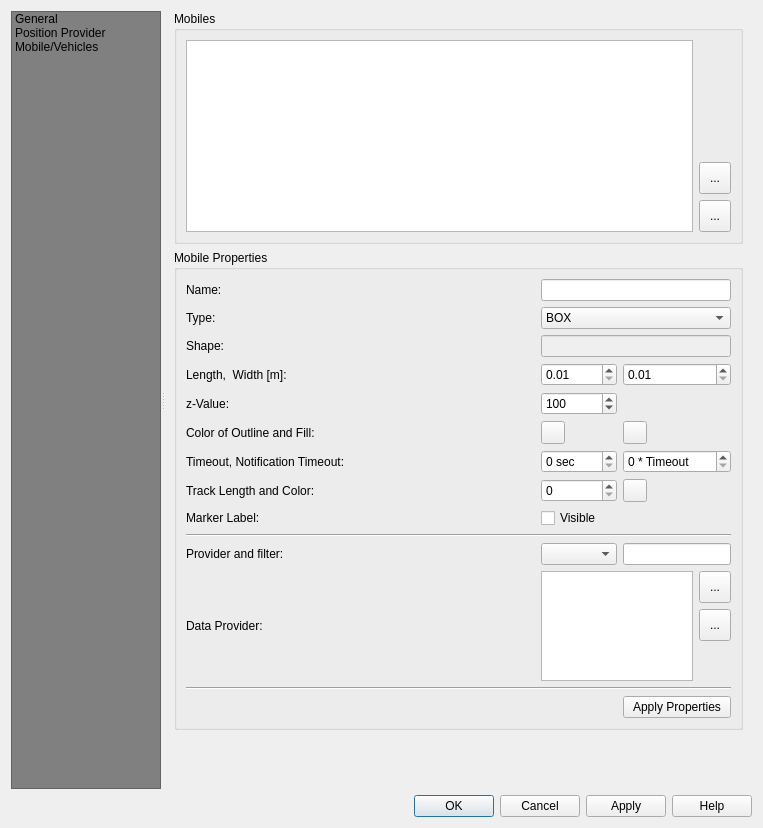
jrenken/qgis-PosiView, file ui/posiview_properties_base.ui: the form before one commit.
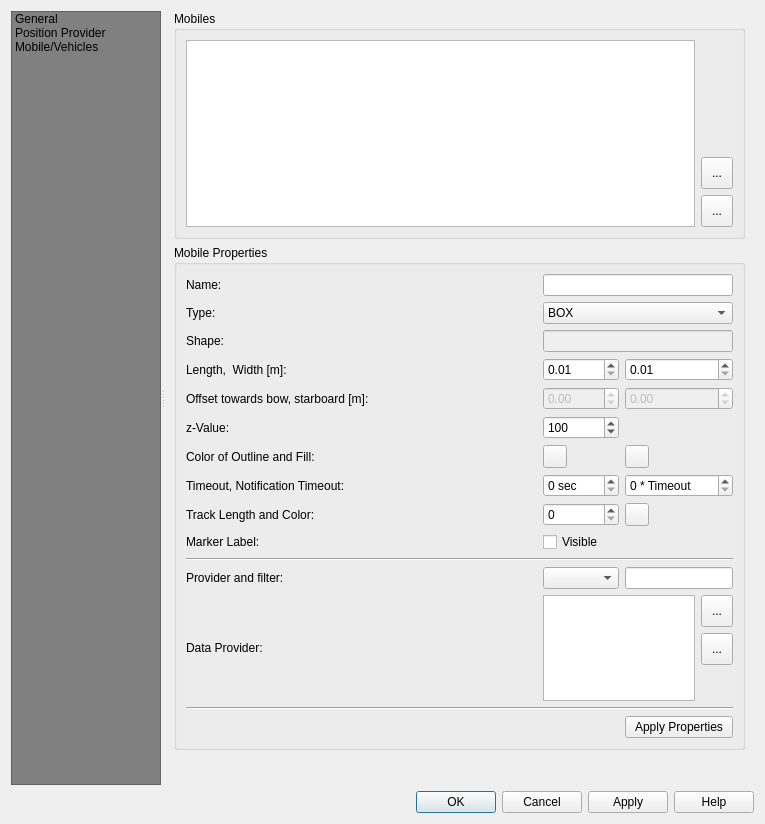
The form after the commit. Icons and pictures are not drawn. Custom widgets are drawn as their Qt base class.

Commit message: introduce offset between centerpoint of the shape and position reference

Diff of the .ui file:
```diff
--- a/ui/posiview_properties_base.ui
+++ b/ui/posiview_properties_base.ui
@@ -6,8 +6,8 @@
    <rect>
     <x>0</x>
     <y>0</y>
-    <width>763</width>
-    <height>828</height>
+    <width>765</width>
+    <height>824</height>
    </rect>
   </property>
   <property name="minimumSize">
@@ -648,8 +648,8 @@
                <rect>
                 <x>0</x>
                 <y>0</y>
-                <width>589</width>
-                <height>774</height>
+                <width>591</width>
+                <height>770</height>
                </rect>
               </property>
               <layout class="QVBoxLayout" name="verticalLayout_4">
@@ -757,7 +757,7 @@
                   <bool>false</bool>
                  </property>
                  <layout class="QGridLayout" name="gridLayout_3">
-                  <item row="4" column="1">
+                  <item row="5" column="1">
                    <widget class="QSpinBox" name="spinBoxZValue">
                     <property name="maximum">
                      <number>200</number>
@@ -767,7 +767,7 @@
                     </property>
                    </widget>
                   </item>
-                  <item row="7" column="1">
+                  <item row="8" column="1">
                    <widget class="QSpinBox" name="spinBoxTrackLength">
                     <property name="maximum">
                      <number>100000</number>
@@ -777,7 +777,7 @@
                     </property>
                    </widget>
                   </item>
-                  <item row="10" column="1">
+                  <item row="11" column="1">
                    <widget class="QComboBox" name="comboBoxProviders"/>
                   </item>
                   <item row="3" column="1">
@@ -790,14 +790,14 @@
                     </property>
                    </widget>
                   </item>
-                  <item row="11" column="0">
+                  <item row="12" column="0">
                    <widget class="QLabel" name="label_12">
                     <property name="text">
                      <string>Data Provider:</string>
                     </property>
                    </widget>
                   </item>
-                  <item row="6" column="0">
+                  <item row="7" column="0">
                    <widget class="QLabel" name="label_9">
                     <property name="text">
                      <string>Timeout, Notification Timeout:</string>
@@ -811,7 +811,7 @@
                     </property>
                    </widget>
                   </item>
-                  <item row="10" column="2">
+                  <item row="11" column="2">
                    <widget class="QLineEdit" name="lineEditProviderFilter">
                     <property name="sizePolicy">
                      <sizepolicy hsizetype="Minimum" vsizetype="Fixed">
@@ -821,27 +821,27 @@
                     </property>
                    </widget>
                   </item>
-                  <item row="5" column="0">
+                  <item row="6" column="0">
                    <widget class="QLabel" name="label_10">
                     <property name="text">
                      <string>Color of Outline and Fill:</string>
                     </property>
                    </widget>
                   </item>
-                  <item row="5" column="1">
-                   <widget class="QgsColorButtonV2" name="mColorButtonMobileColor">
-                    <property name="minimumSize">
-                     <size>
-                      <width>0</width>
-                      <height>0</height>
-                     </size>
-                    </property>
-                    <property name="allowAlpha">
-                     <bool>true</bool>
-                    </property>
-                   </widget>
-                  </item>
                   <item row="6" column="1">
+                   <widget class="QgsColorButtonV2" name="mColorButtonMobileColor">
+                    <property name="minimumSize">
+                     <size>
+                      <width>0</width>
+                      <height>0</height>
+                     </size>
+                    </property>
+                    <property name="allowAlpha">
+                     <bool>true</bool>
+                    </property>
+                   </widget>
+                  </item>
+                  <item row="7" column="1">
                    <widget class="QSpinBox" name="spinBoxMobileTimeout">
                     <property name="suffix">
                      <string> sec</string>
@@ -861,7 +861,7 @@
                     </property>
                    </widget>
                   </item>
-                  <item row="11" column="1" colspan="2">
+                  <item row="12" column="1" colspan="2">
                    <layout class="QHBoxLayout" name="horizontalLayout_5">
                     <item>
                      <widget class="QTableView" name="mMobileProviderTableView">
@@ -964,14 +964,14 @@
                     </property>
                    </widget>
                   </item>
-                  <item row="7" column="0">
+                  <item row="8" column="0">
                    <widget class="QLabel" name="label_11">
                     <property name="text">
                      <string>Track Length and Color:</string>
                     </property>
                    </widget>
                   </item>
-                  <item row="5" column="2">
+                  <item row="6" column="2">
                    <widget class="QgsColorButtonV2" name="mColorButtonMobileFillColor">
                     <property name="minimumSize">
                      <size>
@@ -1011,21 +1011,21 @@
                     </item>
                    </widget>
                   </item>
-                  <item row="7" column="2">
+                  <item row="8" column="2">
                    <widget class="QgsColorButtonV2" name="mColorButtonMobileTrackColor">
                     <property name="allowAlpha">
                      <bool>true</bool>
                     </property>
                    </widget>
                   </item>
-                  <item row="4" column="0">
+                  <item row="5" column="0">
                    <widget class="QLabel" name="label_8">
                     <property name="text">
                      <string>z-Value:</string>
                     </property>
                    </widget>
                   </item>
-                  <item row="9" column="0" colspan="3">
+                  <item row="10" column="0" colspan="3">
                    <widget class="QFrame" name="frame">
                     <property name="frameShape">
                      <enum>QFrame::HLine</enum>
@@ -1058,14 +1058,14 @@
                     </property>
                    </widget>
                   </item>
-                  <item row="10" column="0">
+                  <item row="11" column="0">
                    <widget class="QLabel" name="label_14">
                     <property name="text">
                      <string>Provider and filter:</string>
                     </property>
                    </widget>
                   </item>
-                  <item row="12" column="0" colspan="3">
+                  <item row="13" column="0" colspan="3">
                    <widget class="QFrame" name="frame_2">
                     <property name="frameShape">
                      <enum>QFrame::HLine</enum>
@@ -1075,7 +1075,7 @@
                     </property>
                    </widget>
                   </item>
-                  <item row="13" column="2">
+                  <item row="14" column="2">
                    <widget class="QPushButton" name="pushButtonApplyMobile">
                     <property name="text">
                      <string>Apply Properties</string>
@@ -1086,7 +1086,7 @@
                     </property>
                    </widget>
                   </item>
-                  <item row="6" column="2">
+                  <item row="7" column="2">
                    <widget class="QSpinBox" name="spinBoxMobileNotification">
                     <property name="toolTip">
                      <string>Statusbar notification after n times timeout</string>
@@ -1099,20 +1099,65 @@
                     </property>
                    </widget>
                   </item>
-                  <item row="8" column="0">
+                  <item row="9" column="0">
                    <widget class="QLabel" name="label_4">
                     <property name="text">
                      <string>Marker Label:</string>
                     </property>
                    </widget>
                   </item>
-                  <item row="8" column="1">
+                  <item row="9" column="1">
                    <widget class="QCheckBox" name="checkBoxShowLabel">
                     <property name="text">
                      <string>Visible</string>
                     </property>
                    </widget>
                   </item>
+                  <item row="4" column="1">
+                   <widget class="QDoubleSpinBox" name="doubleSpinBoxXOffset">
+                    <property name="enabled">
+                     <bool>false</bool>
+                    </property>
+                    <property name="toolTip">
+                     <string>&lt;html&gt;&lt;head/&gt;&lt;body&gt;&lt;p&gt;Distance between centerpoint of the shape and position reference increasing towards bow/top side.&lt;/p&gt;&lt;/body&gt;&lt;/html&gt;</string>
+                    </property>
+                    <property name="whatsThis">
+                     <string>&lt;html&gt;&lt;head/&gt;&lt;body&gt;&lt;p&gt;Distance between centerpoint of the shape and position reference increasing towards bow/top side.&lt;/p&gt;&lt;/body&gt;&lt;/html&gt;</string>
+                    </property>
+                    <property name="minimum">
+                     <double>-1000.000000000000000</double>
+                    </property>
+                    <property name="maximum">
+                     <double>1000.000000000000000</double>
+                    </property>
+                   </widget>
+                  </item>
+                  <item row="4" column="2">
+                   <widget class="QDoubleSpinBox" name="doubleSpinBoxYOffset">
+                    <property name="enabled">
+                     <bool>false</bool>
+                    </property>
+                    <property name="toolTip">
+                     <string>&lt;html&gt;&lt;head/&gt;&lt;body&gt;&lt;p&gt;Distance between centerpoint of the shape and position reference increasing towards starboard/right side.&lt;/p&gt;&lt;/body&gt;&lt;/html&gt;</string>
+                    </property>
+                    <property name="whatsThis">
+                     <string>&lt;html&gt;&lt;head/&gt;&lt;body&gt;&lt;p&gt;Distance between centerpoint of the shape and position reference increasing towards starboard/right side.&lt;/p&gt;&lt;/body&gt;&lt;/html&gt;</string>
+                    </property>
+                    <property name="minimum">
+                     <double>-1000.000000000000000</double>
+                    </property>
+                    <property name="maximum">
+                     <double>1000.000000000000000</double>
+                    </property>
+                   </widget>
+                  </item>
+                  <item row="4" column="0">
+                   <widget class="QLabel" name="label_22">
+                    <property name="text">
+                     <string>Offset towards bow, starboard [m]: </string>
+                    </property>
+                   </widget>
+                  </item>
                  </layout>
                 </widget>
                </item>
```
Left out of the diff: 4 changed lines with no effect on the pictures. The commit also changes 3 other files.
